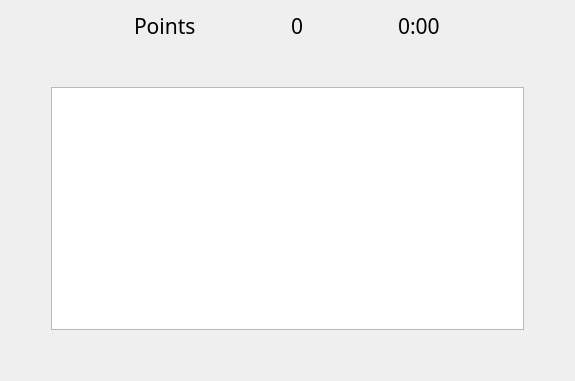
The window that src/Memory/memory.ui (Klaasibub/Evo) describes before a commit, drawn with Qt 5.
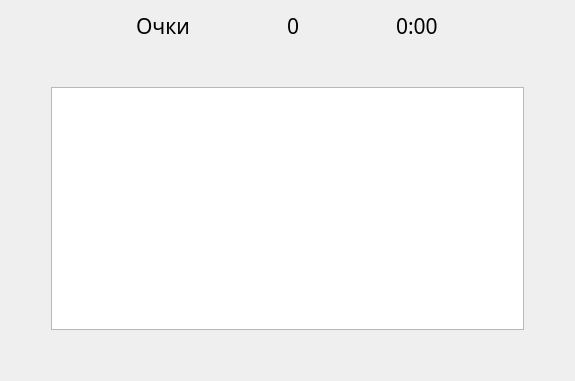
The same window after the commit.

Patch:
```diff
--- a/src/Memory/memory.ui
+++ b/src/Memory/memory.ui
@@ -130,7 +130,7 @@
           </font>
          </property>
          <property name="text">
-          <string>Points</string>
+          <string>Очки</string>
          </property>
         </widget>
        </item>
```
Left out of the diff: 2 changed lines with no effect on the pictures.
